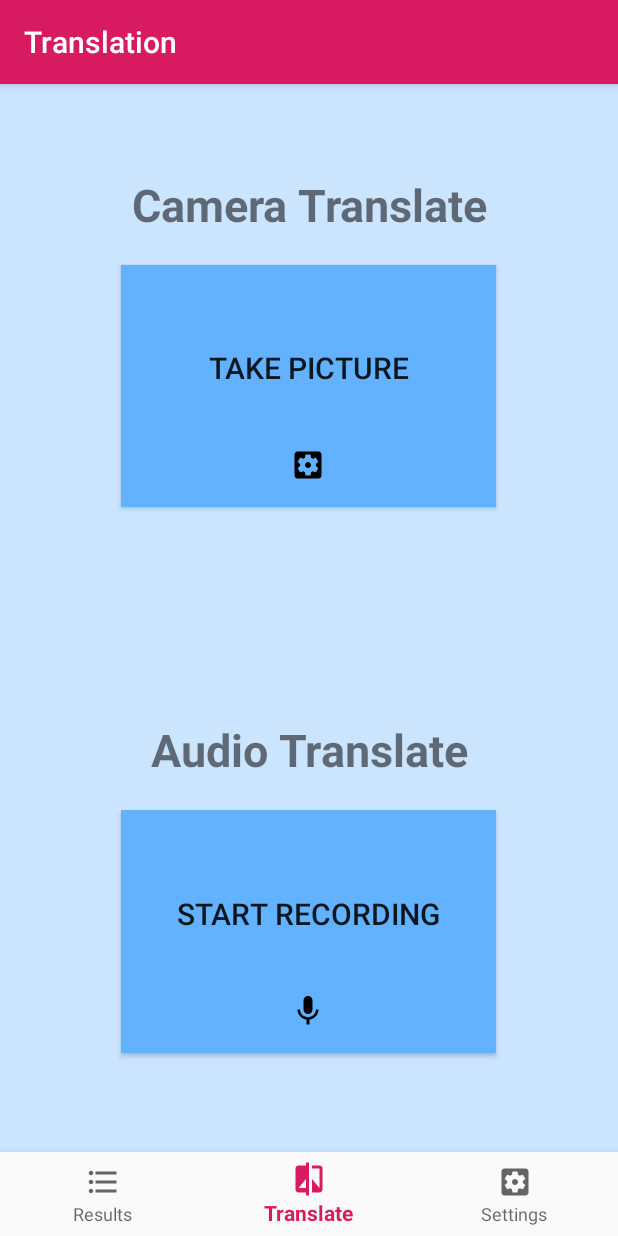
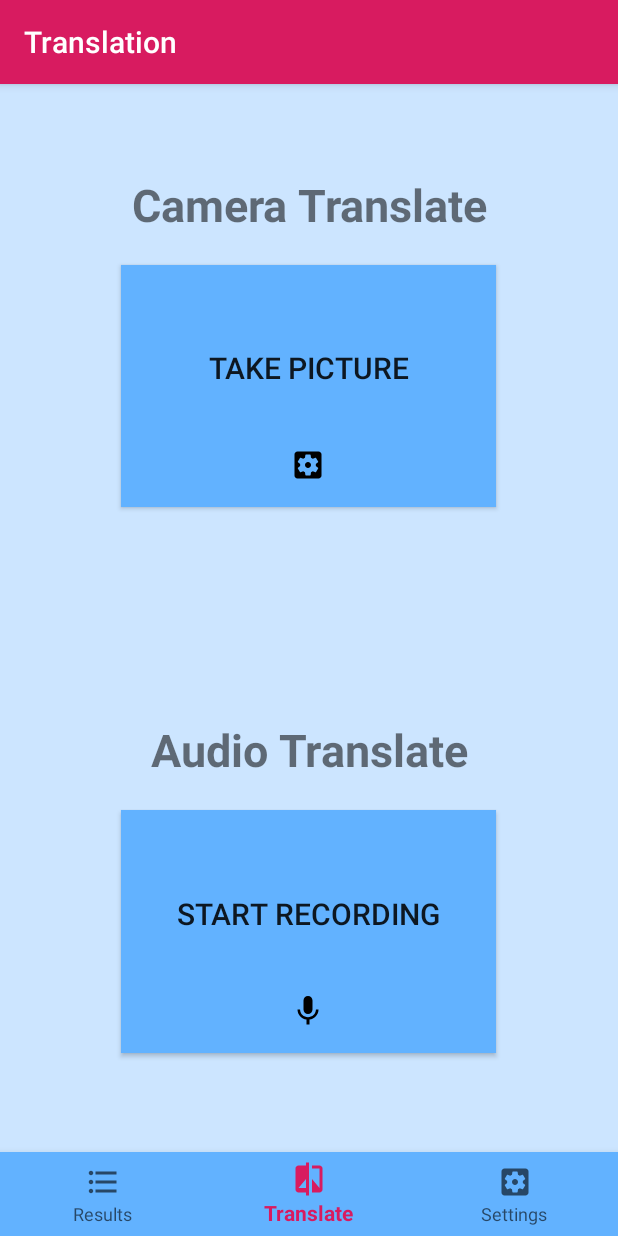
Before and after one commit to itedwards/MenuMap, an Android app: the screen it shows after launch once a user with an empty profile is signed in (MainActivity), item 2 of the bottom bar chosen, on a phone screen of 412 x 824 dp. Run offline under Robolectric (Android 15) with nearby library versions, the phone set to English and light mode, and no system bars; our stand-ins replace Firebase (no records; nobody signed in at launch, a user with empty details on screens opened directly), navigation-ui; 1 statement that could not run was skipped.

Commit message:
Nav bar.

```diff
--- a/app/src/main/res/layout/activity_main.xml
+++ b/app/src/main/res/layout/activity_main.xml
@@ -11,7 +11,7 @@
         android:layout_height="wrap_content"
         android:layout_marginStart="0dp"
         android:layout_marginEnd="0dp"
-        android:background="?android:attr/windowBackground"
+        android:background="#62B2FF"
         app:layout_constraintBottom_toBottomOf="parent"
         app:layout_constraintLeft_toLeftOf="parent"
         app:layout_constraintRight_toRightOf="parent"
```
